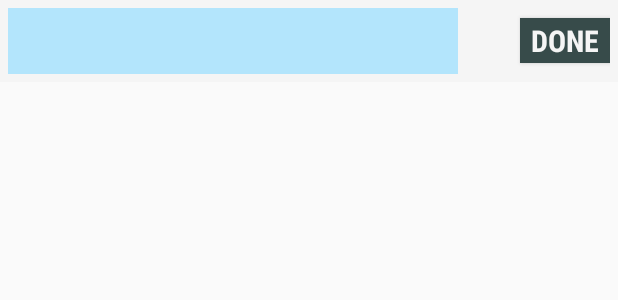
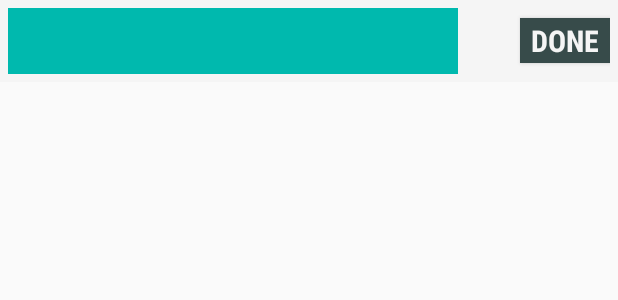
Before and after one commit to HanaAyman33/ToDoList, an Android app: the layout task_component.xml on its own in the app's theme, with its tools: preview values and no code run, on a phone screen of 412 x 824 dp. Shown: the top 300 px of the screen. Run offline under Robolectric (Android 15) with nearby library versions, the light colour scheme and no system bars; network calls fail.

Commit message:
Makeover continue
Just modified some few things

```diff
--- a/ToDoList/app/src/main/res/drawable/pastel_background_selector.xml
+++ /dev/null
@@ -1,33 +0,0 @@
-<?xml version="1.0" encoding="utf-8"?>
-<selector xmlns:android="http://schemas.android.com/apk/res/android">
-    <item android:state_selected="true">
-        <shape>
-            <solid android:color="#B9F6CA" /> <!-- Mint Green -->
-        </shape>
-    </item>
-    <item android:state_pressed="true">
-        <shape>
-            <solid android:color="#FFCCBC" /> <!-- Peach -->
-        </shape>
-    </item>
-    <item>
-        <shape>
-            <solid android:color="#B3E5FC" /> <!-- Light Blue -->
-        </shape>
-    </item>
-    <item>
-        <shape>
-            <solid android:color="#F8BBD0" /> <!-- Pink -->
-        </shape>
-    </item>
-    <item>
-        <shape>
-            <solid android:color="#FFF9C4" /> <!-- Light Yellow -->
-        </shape>
-    </item>
-    <item>
-        <shape>
-            <solid android:color="#D1C4E9" /> <!-- Lavender -->
-        </shape>
-    </item>
-</selector>
--- /dev/null
+++ b/ToDoList/app/src/main/res/drawable/teal_background_selector.xml
@@ -0,0 +1,23 @@
+<?xml version="1.0" encoding="utf-8"?>
+<selector xmlns:tools="http://schemas.android.com/tools" xmlns:android="http://schemas.android.com/apk/res/android">
+    <item tools:ignore="StateListReachable">
+        <shape>
+            <solid android:color="#00b9ae" />
+        </shape>
+    </item>
+    <item>
+        <shape>
+            <solid android:color="#037171" />
+        </shape>
+    </item>
+    <item tools:ignore="StateListReachable">
+        <shape>
+            <solid android:color="#02c3bd" />
+        </shape>
+    </item>
+    <item>
+        <shape>
+            <solid android:color="#009f93" />
+        </shape>
+    </item>
+</selector>
--- a/ToDoList/app/src/main/res/layout/task_component.xml
+++ b/ToDoList/app/src/main/res/layout/task_component.xml
@@ -17,7 +17,7 @@
         android:textStyle="bold"
         android:fontFamily="sans-serif-condensed-medium"
         android:textSize="18sp"
-        android:background="@drawable/pastel_background_selector"
+        android:background="@drawable/teal_background_selector"
         android:textColor="#374b4a"
         tools:ignore="RelativeOverlap" />
 
```
Also changed, not shown: ToDoList/app/src/main/java/com/example/to_do_list/TDList.java (+7 -9 lines), ToDoList/app/src/main/res/layout/layout2.xml (+0 -12 lines).
